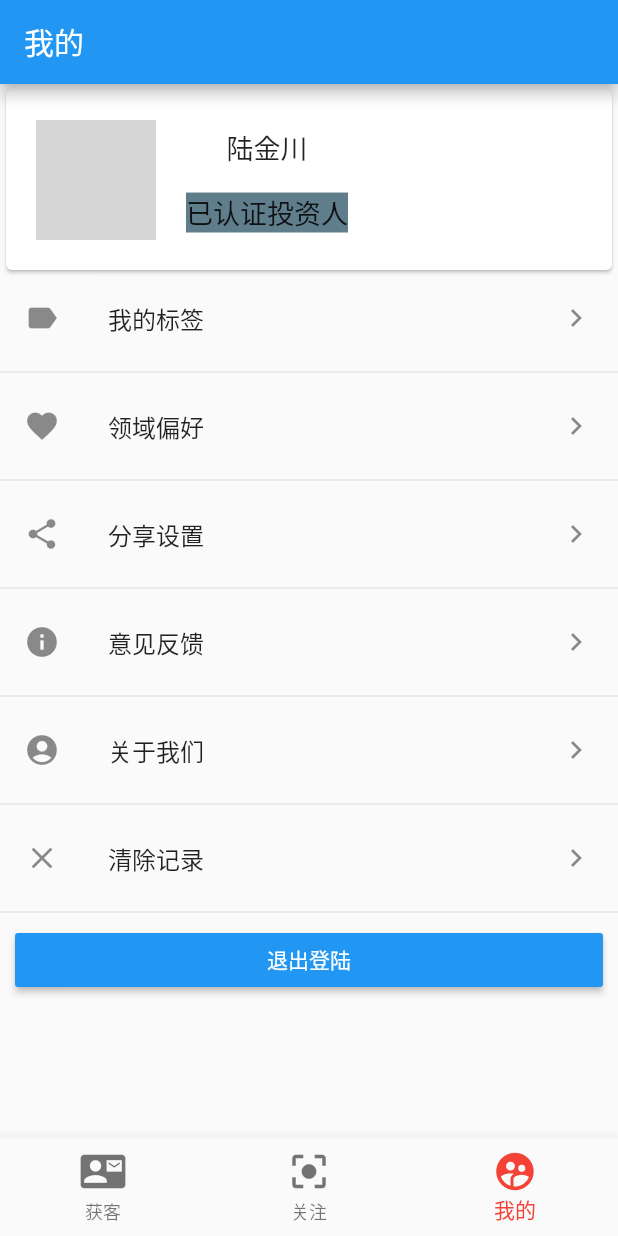
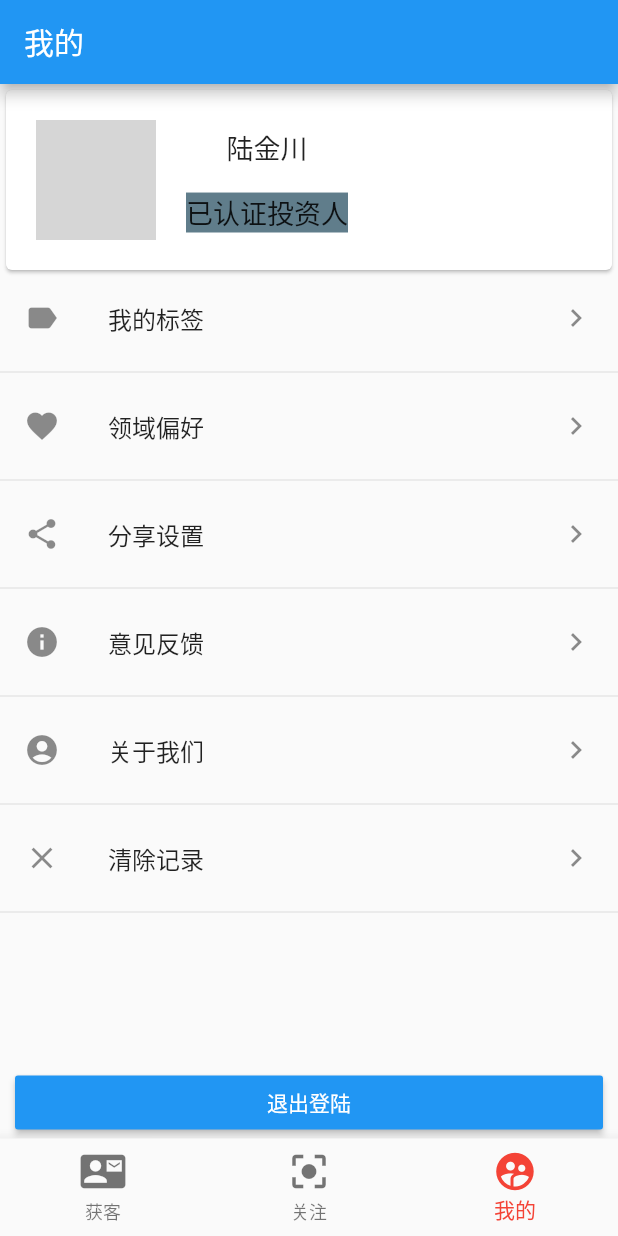
Before and after one commit to chairongzhen/flutterDemo, a Flutter app: the screen it shows after launch, item 3 of the bottom bar chosen, on a phone screen of 412 x 824 dp. Run offline on Flutter 3.47's test engine with Material 2 defaults, Android fonts, the phone set to English and light mode, and no system bars; network calls fail; grey boxes are pictures that could not be loaded.

Commit message:
fix settting main page  overflow bug

```diff
--- a/lib/pages/setting/settingMainPage.dart
+++ b/lib/pages/setting/settingMainPage.dart
@@ -44,7 +44,7 @@ class _SettingMainPageState extends State<SettingMainPage> {
             ],
           ),
         ),
-        Column(
+        Expanded(child:  SingleChildScrollView(child: Column(
           children: <Widget>[
             ListTile(
               leading: Icon(Icons.label),
@@ -83,7 +83,9 @@ class _SettingMainPageState extends State<SettingMainPage> {
             ),
             Divider(),
           ],
-        ),
+        ),),)
+
+        ,
         Row(children: <Widget>[
           Expanded(
             child:
```
Also changed, not shown: pubspec.yaml (+16 -0 lines), assets/CustomIcons.ttf (added), assets/Poppins-Bold.ttf (added), assets/Poppins-Medium.ttf (added), assets/image_01.png (added), assets/image_02.png (added), assets/logo.png (added).
